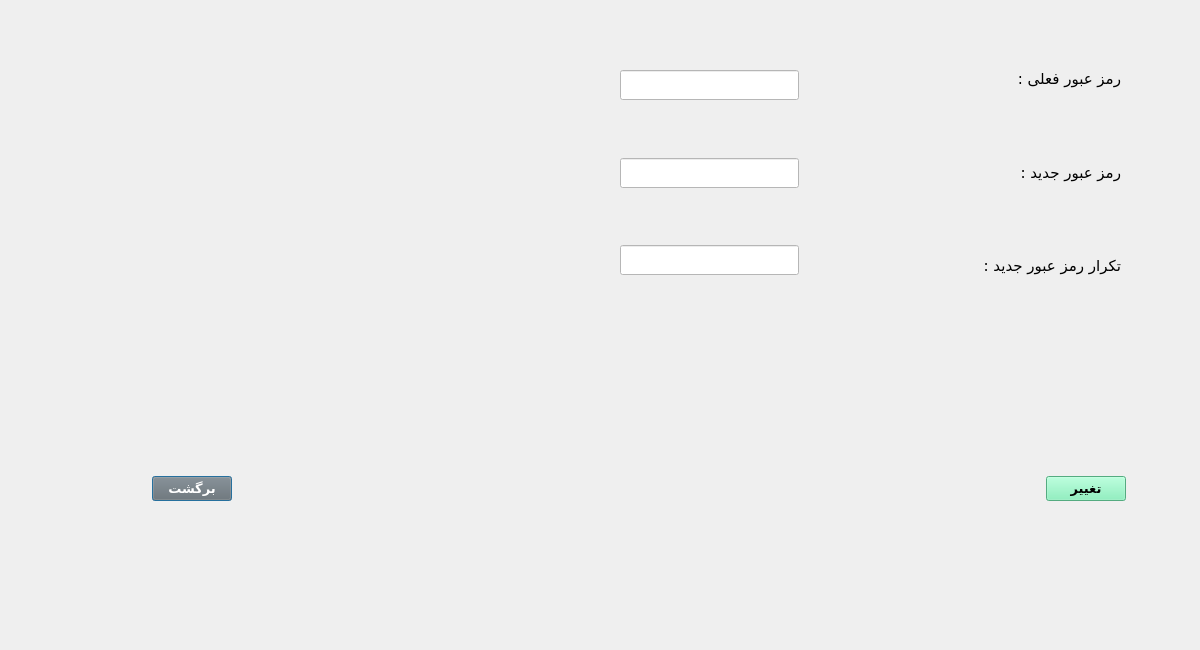
Old version of the form teacherchangepassword.ui in the repository AliRn76/Student-Portal.
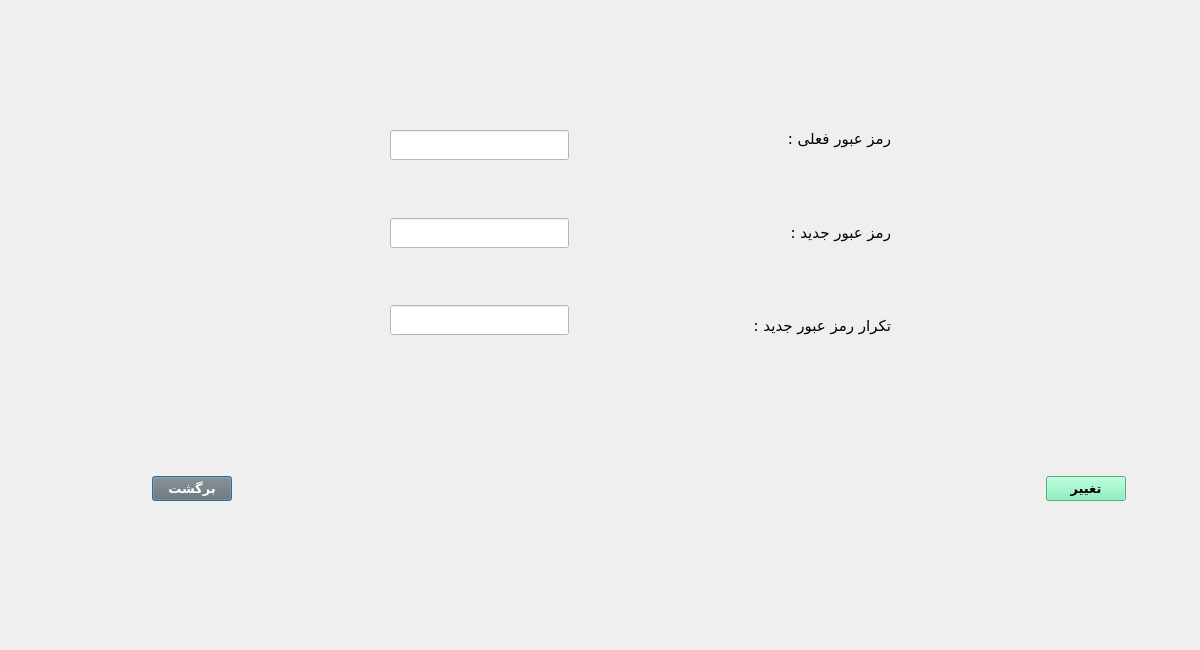
New version of the form.

The edit to the form file:
```diff
--- a/teacherchangepassword.ui
+++ b/teacherchangepassword.ui
@@ -78,8 +78,8 @@
   <widget class="QWidget" name="layoutWidget_2">
    <property name="geometry">
     <rect>
-     <x>620</x>
-     <y>70</y>
+     <x>390</x>
+     <y>130</y>
      <width>501</width>
      <height>205</height>
     </rect>
```
